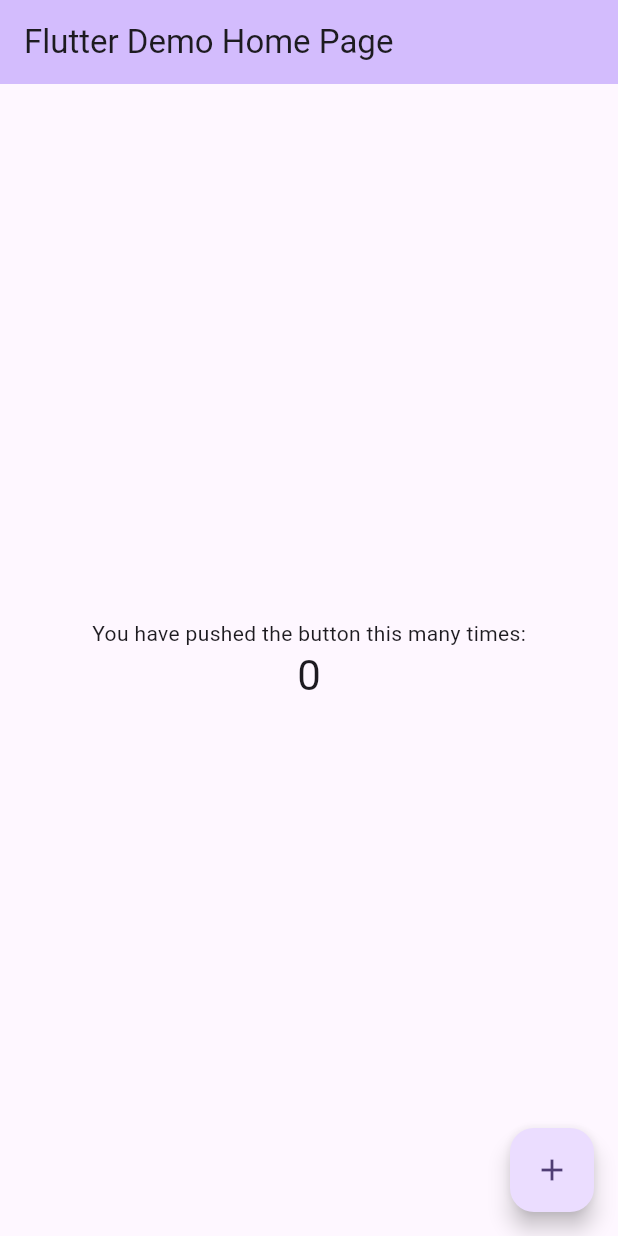
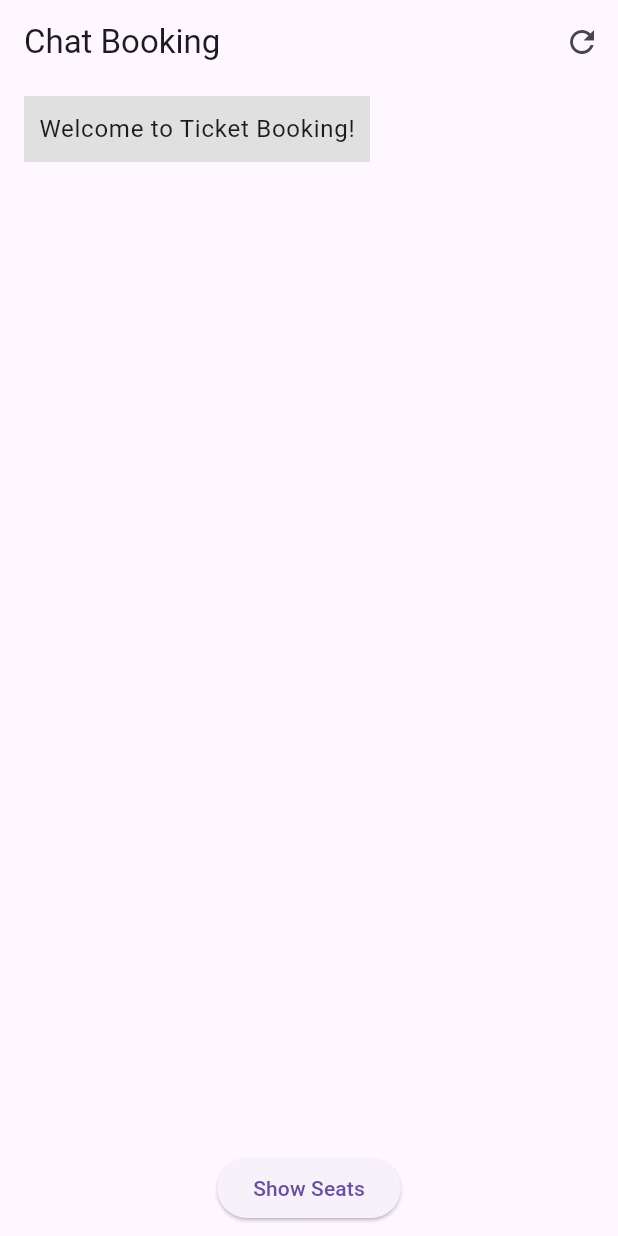
Before and after one commit to karthikraja2612/conversational-ticket-booking-system, a Flutter app: the screen it shows after launch, on a phone screen of 412 x 824 dp. Run offline on Flutter 3.47's test engine with Material 3 defaults, Android fonts, the phone set to English and light mode, and no system bars.

Commit message:
Implemented seat status endpoint, bulk locking flow, hybrid chat UI, and payment timer integration

```diff
--- a/frontend/ticketing_app/lib/main.dart
+++ b/frontend/ticketing_app/lib/main.dart
@@ -1,122 +1,15 @@
 import 'package:flutter/material.dart';
+import 'screens/chat_screen.dart';
 
 void main() {
-  runApp(const MyApp());
+  runApp(MyApp());
 }
 
 class MyApp extends StatelessWidget {
-  const MyApp({super.key});
-
-  // This widget is the root of your application.
   @override
   Widget build(BuildContext context) {
     return MaterialApp(
-      title: 'Flutter Demo',
-      theme: ThemeData(
-        // This is the theme of your application.
-        //
-        // TRY THIS: Try running your application with "flutter run". You'll see
-        // the application has a purple toolbar. Then, without quitting the app,
-        // try changing the seedColor in the colorScheme below to Colors.green
-        // and then invoke "hot reload" (save your changes or press the "hot
-        // reload" button in a Flutter-supported IDE, or press "r" if you used
-        // the command line to start the app).
-        //
-        // Notice that the counter didn't reset back to zero; the application
-        // state is not lost during the reload. To reset the state, use hot
-        // restart instead.
-        //
-        // This works for code too, not just values: Most code changes can be
-        // tested with just a hot reload.
-        colorScheme: ColorScheme.fromSeed(seedColor: Colors.deepPurple),
-      ),
-      home: const MyHomePage(title: 'Flutter Demo Home Page'),
+      home: ChatScreen(),
     );
   }
 }
-
-class MyHomePage extends StatefulWidget {
-  const MyHomePage({super.key, required this.title});
-
-  // This widget is the home page of your application. It is stateful, meaning
-  // that it has a State object (defined below) that contains fields that affect
-  // how it looks.
-
-  // This class is the configuration for the state. It holds the values (in this
-  // case the title) provided by the parent (in this case the App widget) and
-  // used by the build method of the State. Fields in a Widget subclass are
-  // always marked "final".
-
-  final String title;
-
-  @override
-  State<MyHomePage> createState() => _MyHomePageState();
-}
-
-class _MyHomePageState extends State<MyHomePage> {
-  int _counter = 0;
-
-  void _incrementCounter() {
-    setState(() {
-      // This call to setState tells the Flutter framework that something has
-      // changed in this State, which causes it to rerun the build method below
-      // so that the display can reflect the updated values. If we changed
-      // _counter without calling setState(), then the build method would not be
-      // called again, and so nothing would appear to happen.
-      _counter++;
-    });
-  }
-
-  @override
-  Widget build(BuildContext context) {
-    // This method is rerun every time setState is called, for instance as done
-    // by the _incrementCounter method above.
-    //
-    // The Flutter framework has been optimized to make rerunning build methods
-    // fast, so that you can just rebuild anything that needs updating rather
-    // than having to individually change instances of widgets.
-    return Scaffold(
-      appBar: AppBar(
-        // TRY THIS: Try changing the color here to a specific color (to
-        // Colors.amber, perhaps?) and trigger a hot reload to see the AppBar
-        // change color while the other colors stay the same.
-        backgroundColor: Theme.of(context).colorScheme.inversePrimary,
-        // Here we take the value from the MyHomePage object that was created by
-        // the App.build method, and use it to set our appbar title.
-        title: Text(widget.title),
-      ),
-      body: Center(
-        // Center is a layout widget. It takes a single child and positions it
-        // in the middle of the parent.
-        child: Column(
-          // Column is also a layout widget. It takes a list of children and
-          // arranges them vertically. By default, it sizes itself to fit its
-          // children horizontally, and tries to be as tall as its parent.
-          //
-          // Column has various properties to control how it sizes itself and
-          // how it positions its children. Here we use mainAxisAlignment to
-          // center the children vertically; the main axis here is the vertical
-          // axis because Columns are vertical (the cross axis would be
-          // horizontal).
-          //
-          // TRY THIS: Invoke "debug painting" (choose the "Toggle Debug Paint"
-          // action in the IDE, or press "p" in the console), to see the
-          // wireframe for each widget.
-          mainAxisAlignment: MainAxisAlignment.center,
-          children: <Widget>[
-            const Text('You have pushed the button this many times:'),
-            Text(
-              '$_counter',
-              style: Theme.of(context).textTheme.headlineMedium,
-            ),
-          ],
-        ),
-      ),
-      floatingActionButton: FloatingActionButton(
-        onPressed: _incrementCounter,
-        tooltip: 'Increment',
-        child: const Icon(Icons.add),
-      ), // This trailing comma makes auto-formatting nicer for build methods.
-    );
-  }
-}
--- /dev/null
+++ b/frontend/ticketing_app/lib/models/chat_message.dart
@@ -0,0 +1,16 @@
+enum MessageType {
+  text,
+  seatList,
+}
+
+class ChatMessage {
+  final String sender; // "bot" or "user"
+  final MessageType type;
+  final dynamic data;
+
+  ChatMessage({
+    required this.sender,
+    required this.type,
+    this.data,
+  });
+}
--- /dev/null
+++ b/frontend/ticketing_app/lib/screens/chat_screen.dart
@@ -0,0 +1,168 @@
+import 'package:flutter/material.dart';
+import '../models/chat_message.dart';
+import '../services/api_service.dart';
+import '../widgets/seat_grid.dart';
+import '../screens/payment_screen.dart';
+
+
+class ChatScreen extends StatefulWidget {
+  @override
+  _ChatScreenState createState() => _ChatScreenState();
+}
+
+class _ChatScreenState extends State<ChatScreen> {
+  List<ChatMessage> messages = [];
+  List<int> selectedSeats = [];
+  bool isLoading = false;
+
+  @override
+  void initState() {
+    super.initState();
+    addBotMessage("Welcome to Ticket Booking!");
+  }
+
+  void addBotMessage(String text) {
+    setState(() {
+      messages.add(ChatMessage(
+        sender: "bot",
+        type: MessageType.text,
+        data: text,
+      ));
+    });
+  }
+
+  void addUserMessage(String text) {
+    setState(() {
+      messages.add(ChatMessage(
+        sender: "user",
+        type: MessageType.text,
+        data: text,
+      ));
+    });
+  }
+
+  Future<void> fetchSeats() async {
+  setState(() {
+    isLoading = true;
+  });
+
+  final seats = await ApiService.getSeatStatus(1);
+
+  setState(() {
+    // Remove old seatList message
+    messages.removeWhere(
+        (message) => message.type == MessageType.seatList);
+
+    messages.add(ChatMessage(
+      sender: "bot",
+      type: MessageType.seatList,
+      data: seats,
+    ));
+
+    isLoading = false;
+  });
+}
+
+Future<void> lockAndProceed() async {
+  try {
+    await ApiService.lockSeats(1, 1, selectedSeats);
+
+    if (!mounted) return;
+
+    Navigator.push(
+      context,
+      MaterialPageRoute(
+        builder: (_) => PaymentScreen(
+          selectedSeats: selectedSeats,
+        ),
+      ),
+    );
+  } catch (e) {
+    ScaffoldMessenger.of(context).showSnackBar(
+      SnackBar(content: Text("Some seats are already locked")),
+    );
+
+    fetchSeats(); // refresh seat status
+  }
+}
+
+
+  @override
+  Widget build(BuildContext context) {
+    return Scaffold(
+      appBar: AppBar(title: Text("Chat Booking"),
+          actions: [
+          IconButton(
+            icon: Icon(Icons.refresh),
+            onPressed: fetchSeats,
+          ),
+        ],
+      ),
+      body: Column(
+        children: [
+          Expanded(
+            child: ListView.builder(
+              itemCount: messages.length,
+              itemBuilder: (context, index) {
+                final message = messages[index];
+
+                if (message.type == MessageType.text) {
+                  return ListTile(
+                    title: Align(
+                      alignment: message.sender == "bot"
+                          ? Alignment.centerLeft
+                          : Alignment.centerRight,
+                      child: Container(
+                        padding: EdgeInsets.all(10),
+                        color: message.sender == "bot"
+                            ? Colors.grey[300]
+                            : Colors.blue[200],
+                        child: Text(message.data),
+                      ),
+                    ),
+                  );
+                }
+
+                if (message.type == MessageType.seatList) {
+                  final seats = message.data as List;
+                  return Padding(
+                    padding: const EdgeInsets.all(8.0),
+                    child: SeatGrid(
+                      seats: seats,
+                      eventId: 1,
+                      userId: 1,
+                      onSelectionChanged: (seats) {
+                        setState(() {
+                          selectedSeats = seats;
+                        });
+                      },
+                    ),
+                  );
+                }
+
+                return SizedBox();
+              },
+            ),
+          ),
+          if (isLoading) CircularProgressIndicator(),
+          if (selectedSeats.isNotEmpty)
+            Padding(
+              padding: const EdgeInsets.all(8.0),
+              child: ElevatedButton(
+                onPressed: lockAndProceed,
+                child: Text("Proceed to Booking"),
+              ),
+            ),
+
+          Padding(
+            padding: EdgeInsets.all(8),
+            child: ElevatedButton(
+              onPressed: fetchSeats,
+              child: Text("Show Seats"),
+            ),
+          )
+        ],
+      ),
+    );
+  }
+}
--- /dev/null
+++ b/frontend/ticketing_app/lib/services/api_service.dart
@@ -0,0 +1,34 @@
+import 'dart:convert';
+import 'package:http/http.dart' as http;
+
+class ApiService {
+  static const String baseUrl = "http://10.92.76.147:8000";
+
+static Future<List<dynamic>> getSeatStatus(int eventId) async {
+  final response = await http.get(
+    Uri.parse("$baseUrl/events/$eventId/seats-status"),
+  );
+
+  if (response.statusCode == 200) {
+    return jsonDecode(response.body);
+  } else {
+    throw Exception("Failed to load seat status");
+  }
+}
+
+  static Future<void> lockSeats(int eventId, int userId, List<int> seatIds) async {
+  final response = await http.post(
+    Uri.parse("$baseUrl/events/$eventId/lock-seats"),
+    headers: {"Content-Type": "application/json"},
+    body: jsonEncode({
+      "user_id": userId,
+      "seat_ids": seatIds,
+    }),
+  );
+
+  if (response.statusCode != 200) {
+    throw Exception("Failed to lock seats");
+  }
+}
+
+}
--- a/frontend/ticketing_app/pubspec.yaml
+++ b/frontend/ticketing_app/pubspec.yaml
@@ -28,6 +28,7 @@ environment:
 # the latest version available on pub.dev. To see which dependencies have newer
 # versions available, run `flutter pub outdated`.
 dependencies:
+  http: ^0.13.6
   flutter:
     sdk: flutter
 
```
Also changed, not shown: frontend/ticketing_app/lib/screens/payment_screen.dart (added, +60 -0 lines), frontend/ticketing_app/lib/widgets/seat_grid.dart (added, +82 -0 lines), frontend/ticketing_app/pubspec.lock, 4 other files.
